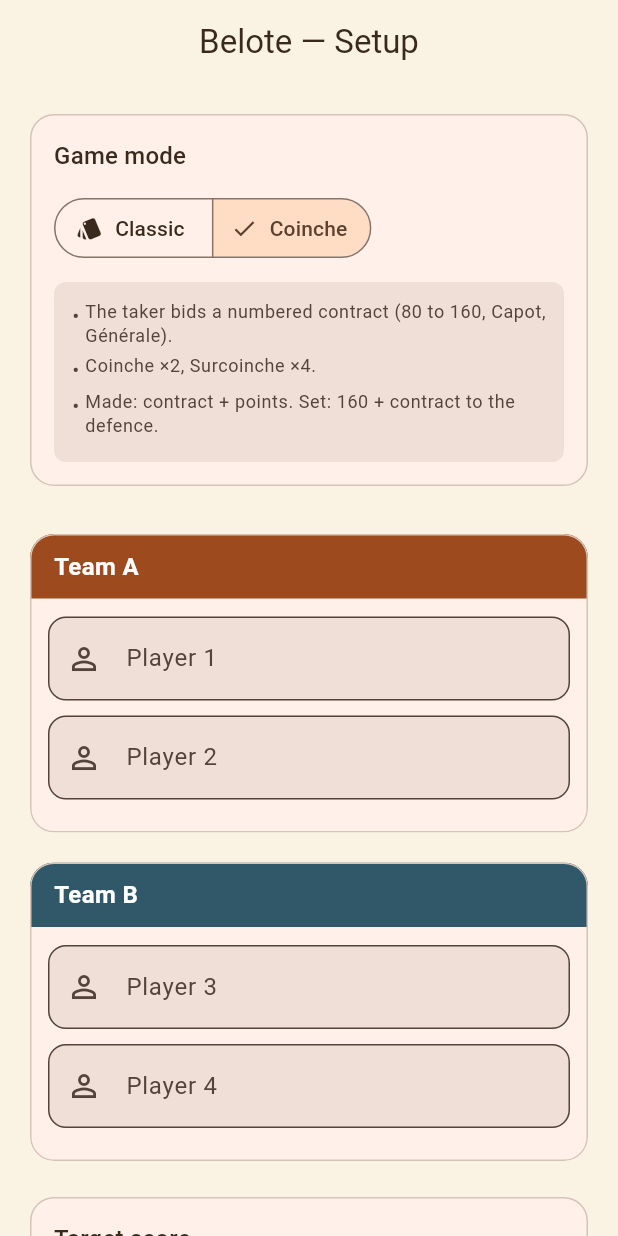
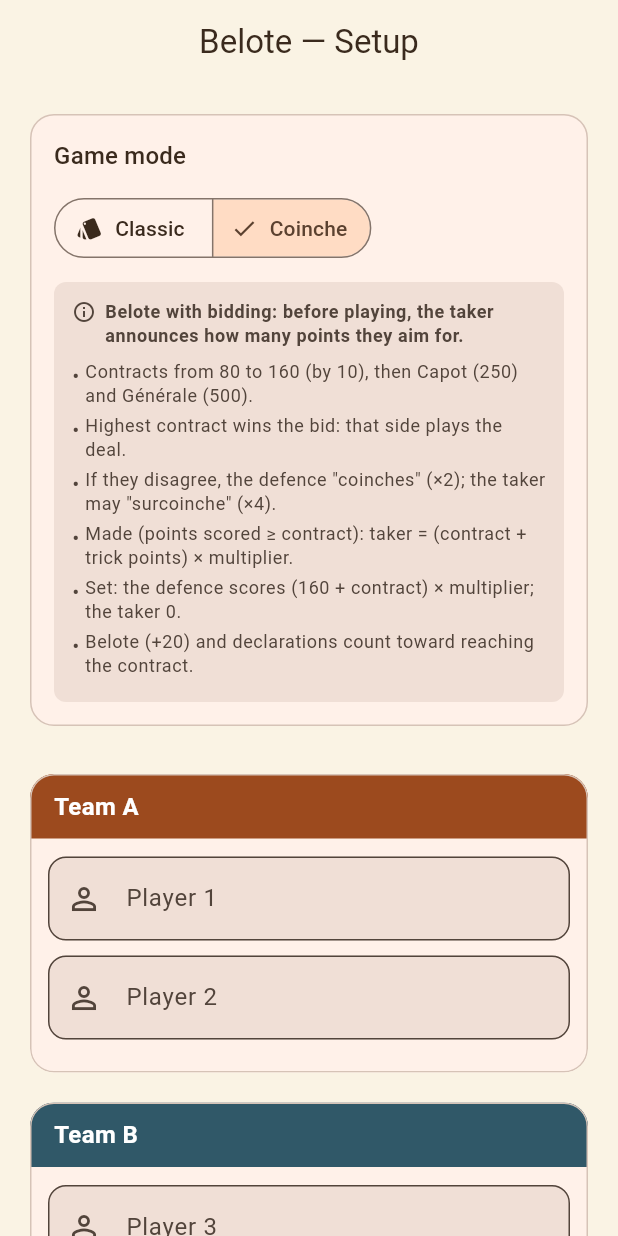
Before and after one commit to dorian-ja/MyScoreKeeper, a Flutter app: the BeloteSetupScreen screen opened by its route, after a tap on "Coinche", on a phone screen of 412 x 824 dp. Run offline on Flutter 3.47's test engine with Material 3 defaults, Android fonts, the phone set to English and light mode, and no system bars; our stand-ins replace flutter_riverpod, go_router, package_info_plus, share_plus, shared_preferences, wakelock_plus; accounts and stored records are empty; generated files the repository leaves out were written again.

Commit message:
feat(belote): améliorer les indices de règles pour le jeu de Belote avec des descriptions détaillées

```diff
--- a/lib/l10n/app_en.arb
+++ b/lib/l10n/app_en.arb
@@ -320,12 +320,20 @@
   "beloteSetupTitle": "Belote — Setup",
   "beloteClassiqueLabel": "Classic",
   "beloteCoincheLabel": "Coinche",
-  "beloteClassiqueHint1": "The taker picks trump: they must score more than half of the 162 points.",
-  "beloteClassiqueHint2": "Set back: the defence takes everything (162 + declarations).",
-  "beloteClassiqueHint3": "Belote-Rebelote +20, Capot = 250.",
-  "beloteCoincheHint1": "The taker bids a numbered contract (80 to 160, Capot, Générale).",
-  "beloteCoincheHint2": "Coinche ×2, Surcoinche ×4.",
-  "beloteCoincheHint3": "Made: contract + points. Set: 160 + contract to the defence.",
+  "beloteClassiqueIntro": "The taker picks trump and, with their partner, commits to scoring more than half of the points.",
+  "beloteClassiqueHint1": "4 players in 2 teams of 2 (partners facing each other).",
+  "beloteClassiqueHint2": "162 points in play: 152 from cards + 10 for the last trick.",
+  "beloteClassiqueHint3": "Trump, strongest to weakest: Jack (20), 9 (14), Ace (11), 10 (10), King (4), Queen (3).",
+  "beloteClassiqueHint4": "Contract made (more than 81): each team scores its own trick points.",
+  "beloteClassiqueHint5": "Taker set back (81 or fewer): the defence takes 162 + every declaration.",
+  "beloteClassiqueHint6": "Belote-Rebelote (King + Queen of trump): +20. Capot (all tricks): 250.",
+  "beloteCoincheIntro": "Belote with bidding: before playing, the taker announces how many points they aim for.",
+  "beloteCoincheHint1": "Contracts from 80 to 160 (by 10), then Capot (250) and Générale (500).",
+  "beloteCoincheHint2": "Highest contract wins the bid: that side plays the deal.",
+  "beloteCoincheHint3": "If they disagree, the defence \"coinches\" (×2); the taker may \"surcoinche\" (×4).",
+  "beloteCoincheHint4": "Made (points scored ≥ contract): taker = (contract + trick points) × multiplier.",
+  "beloteCoincheHint5": "Set: the defence scores (160 + contract) × multiplier; the taker 0.",
+  "beloteCoincheHint6": "Belote (+20) and declarations count toward reaching the contract.",
   "beloteRoundTitle": "Belote — Deal {round}",
   "@beloteRoundTitle": { "placeholders": { "round": { "type": "int" } } },
   "belotePreneur": "Taker",
--- a/lib/l10n/app_fr.arb
+++ b/lib/l10n/app_fr.arb
@@ -379,12 +379,20 @@
   "beloteSetupTitle": "Belote — Configuration",
   "beloteClassiqueLabel": "Classique",
   "beloteCoincheLabel": "Coinche",
-  "beloteClassiqueHint1": "Le preneur prend l'atout : il doit faire plus de la moitié des 162 points.",
-  "beloteClassiqueHint2": "Dedans : la défense ramasse tout (162 + annonces).",
-  "beloteClassiqueHint3": "Belote-Rebelote +20, Capot = 250.",
-  "beloteCoincheHint1": "Le preneur annonce un contrat chiffré (80 à 160, Capot, Générale).",
-  "beloteCoincheHint2": "Coinché ×2, Surcoinché ×4.",
-  "beloteCoincheHint3": "Réussi : contrat + points. Chuté : 160 + contrat à la défense.",
+  "beloteClassiqueIntro": "Le preneur choisit l'atout et s'engage, avec son partenaire, à faire plus de la moitié des points.",
+  "beloteClassiqueHint1": "4 joueurs, 2 équipes de 2 (partenaires face à face).",
+  "beloteClassiqueHint2": "162 points en jeu : 152 aux cartes + 10 de « der » (dernier pli).",
+  "beloteClassiqueHint3": "Atout, du plus fort au plus faible : Valet (20), 9 (14), As (11), 10 (10), Roi (4), Dame (3).",
+  "beloteClassiqueHint4": "Contrat réussi (plus de 81) : chaque équipe marque ses points de plis.",
+  "beloteClassiqueHint5": "Preneur dedans (81 ou moins) : la défense empoche 162 + toutes les annonces.",
+  "beloteClassiqueHint6": "Belote-Rebelote (Roi + Dame d'atout) : +20. Capot (tous les plis) : 250.",
+  "beloteCoincheIntro": "Belote aux enchères : avant de jouer, le preneur annonce le nombre de points qu'il vise.",
+  "beloteCoincheHint1": "Contrats de 80 à 160 (par 10), puis Capot (250) et Générale (500).",
+  "beloteCoincheHint2": "Le contrat le plus élevé l'emporte : c'est ce camp qui joue la donne.",
+  "beloteCoincheHint3": "En désaccord, la défense « coinche » (×2) ; le preneur peut « surcoincher » (×4).",
+  "beloteCoincheHint4": "Réussi (points réalisés ≥ contrat) : preneur = (contrat + points des plis) × multiplicateur.",
+  "beloteCoincheHint5": "Chuté : la défense marque (160 + contrat) × multiplicateur ; le preneur 0.",
+  "beloteCoincheHint6": "Belote (+20) et annonces comptent pour atteindre le contrat.",
   "beloteRoundTitle": "Belote — Donne {round}",
   "@beloteRoundTitle": { "placeholders": { "round": { "type": "int" } } },
   "belotePreneur": "Preneur",
--- a/lib/screens/belote/belote_setup_screen.dart
+++ b/lib/screens/belote/belote_setup_screen.dart
@@ -164,9 +164,25 @@ class _RuleHintCard extends StatelessWidget {
   Widget build(BuildContext context) {
     final l = AppLocalizations.of(context);
     final scheme = Theme.of(context).colorScheme;
-    final hints = mode == BeloteMode.classique
-        ? [l.beloteClassiqueHint1, l.beloteClassiqueHint2, l.beloteClassiqueHint3]
-        : [l.beloteCoincheHint1, l.beloteCoincheHint2, l.beloteCoincheHint3];
+    final isClassique = mode == BeloteMode.classique;
+    final intro = isClassique ? l.beloteClassiqueIntro : l.beloteCoincheIntro;
+    final hints = isClassique
+        ? [
+            l.beloteClassiqueHint1,
+            l.beloteClassiqueHint2,
+            l.beloteClassiqueHint3,
+            l.beloteClassiqueHint4,
+            l.beloteClassiqueHint5,
+            l.beloteClassiqueHint6,
+          ]
+        : [
+            l.beloteCoincheHint1,
+            l.beloteCoincheHint2,
+            l.beloteCoincheHint3,
+            l.beloteCoincheHint4,
+            l.beloteCoincheHint5,
+            l.beloteCoincheHint6,
+          ];
 
     return Container(
       padding: const EdgeInsets.all(12),
@@ -176,8 +192,29 @@ class _RuleHintCard extends StatelessWidget {
       ),
       child: Column(
         crossAxisAlignment: CrossAxisAlignment.start,
-        children: hints
-            .map(
+        children: [
+          Row(
+            crossAxisAlignment: CrossAxisAlignment.start,
+            children: [
+              Icon(
+                Icons.info_outline,
+                size: 16,
+                color: scheme.onSurfaceVariant,
+              ),
+              const SizedBox(width: 6),
+              Expanded(
+                child: Text(
+                  intro,
+                  style: Theme.of(context).textTheme.bodySmall?.copyWith(
+                    color: scheme.onSurfaceVariant,
+                    fontWeight: FontWeight.bold,
+                  ),
+                ),
+              ),
+            ],
+          ),
+          const SizedBox(height: 8),
+          ...hints.map(
             (h) => Padding(
               padding: const EdgeInsets.only(bottom: 4),
               child: Row(
@@ -195,8 +232,8 @@ class _RuleHintCard extends StatelessWidget {
                 ],
               ),
             ),
-            )
-            .toList(),
+          ),
+        ],
       ),
     );
   }
```
Lines whose indentation alone changed are shown as unchanged.
